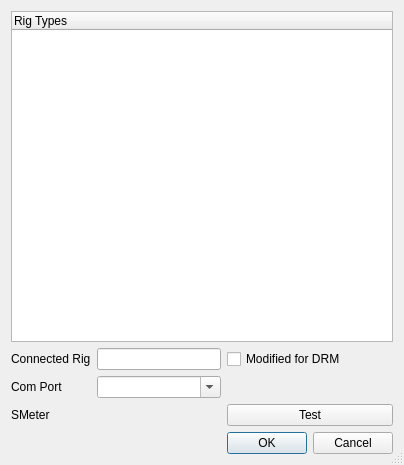
Qt form dream/src/GUI-QT/RigDlg.ui (mmjee/dream-patched) before a commit.
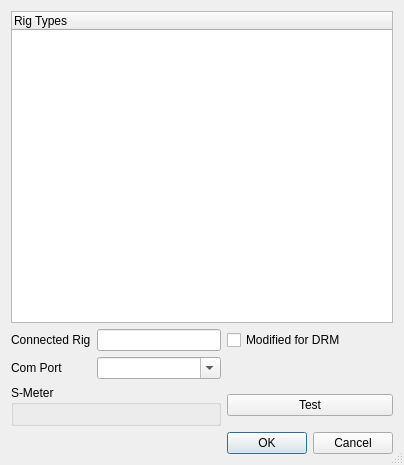
The same form after that commit. Icons and pictures are not drawn. Custom widgets are drawn as their Qt base class.

Patch:
```diff
--- a/dream/src/GUI-QT/RigDlg.ui
+++ b/dream/src/GUI-QT/RigDlg.ui
@@ -74,6 +74,18 @@
      </property>
     </widget>
    </item>
+   <item row="3" column="0" colspan="2">
+    <widget class="QGroupBox" name="groupBox_8">
+     <property name="title">
+      <string>S-Meter</string>
+     </property>
+     <layout class="QHBoxLayout" name="horizontalLayout_3">
+      <item>
+       <widget class="QwtThermo" name="sMeter" native="true"/>
+      </item>
+     </layout>
+    </widget>
+   </item>
    <item row="3" column="2">
     <widget class="QPushButton" name="testRig">
      <property name="text">
@@ -100,18 +112,15 @@
      </property>
     </widget>
    </item>
-   <item row="4" column="0" colspan="2">
-    <layout class="QVBoxLayout" name="sMeterLayout"/>
-   </item>
-   <item row="3" column="0" colspan="2">
-    <widget class="QLabel" name="label">
-     <property name="text">
-      <string>SMeter</string>
-     </property>
-    </widget>
-   </item>
   </layout>
  </widget>
+ <customwidgets>
+  <customwidget>
+   <class>QwtThermo</class>
+   <extends>QWidget</extends>
+   <header>qwt_thermo.h</header>
+  </customwidget>
+ </customwidgets>
  <resources>
   <include location="res/icons.qrc"/>
  </resources>
```
Left out of the diff: 6 changed lines with no effect on the pictures.
